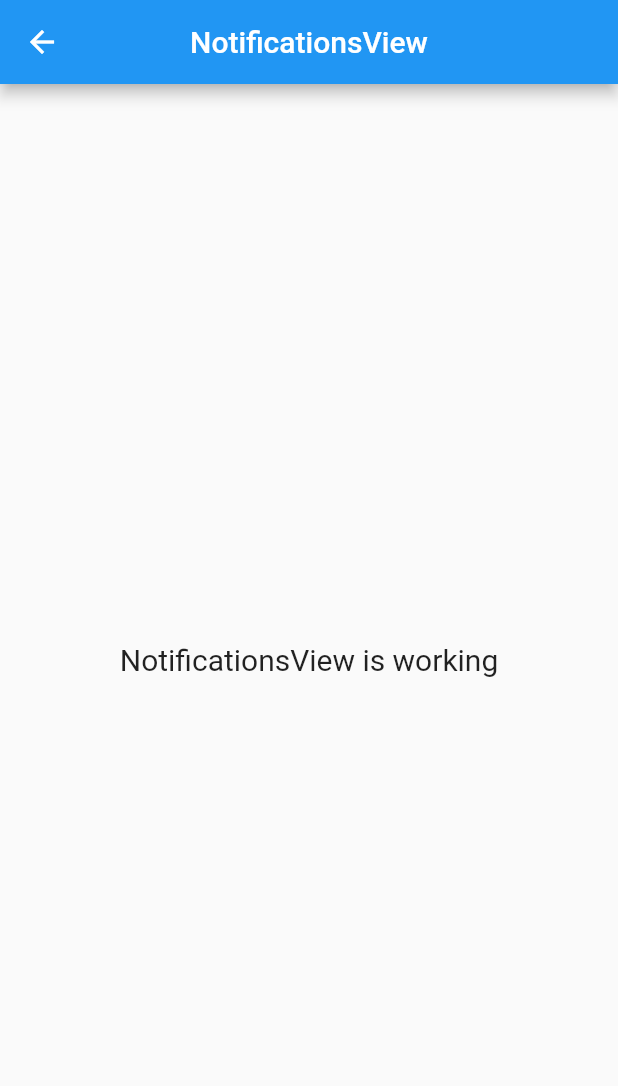
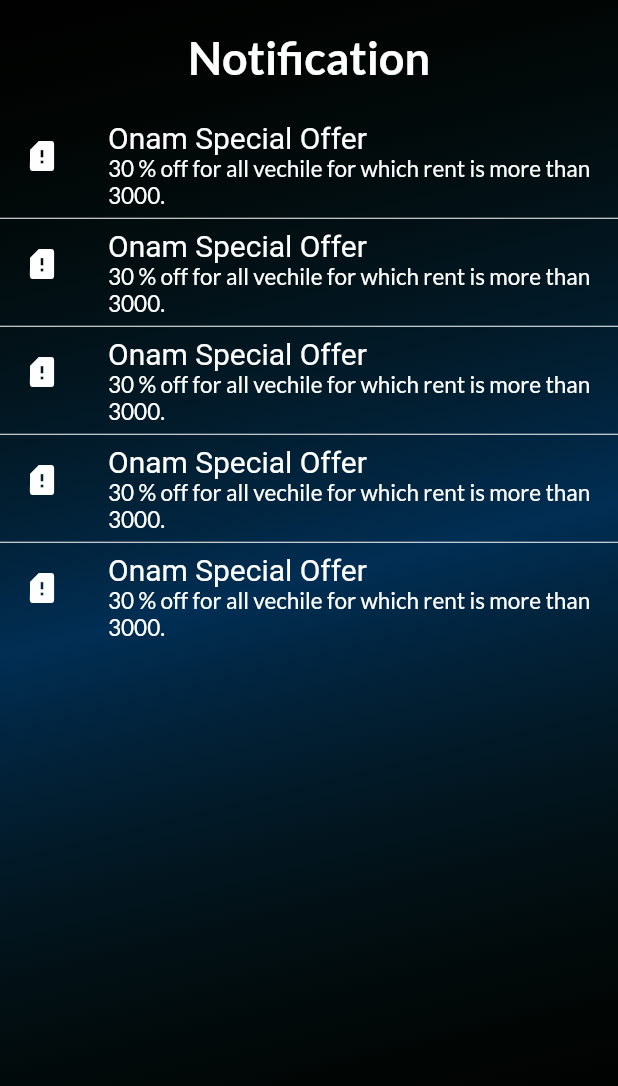
Before and after one commit to sayanths/rent-a-car-app, a Flutter app: the NotificationsView screen opened by its route, on a phone screen of 412 x 824 dp. Shown: the top 1086 px of the screen. Run offline on Flutter 3.47's test engine with Material 2 defaults, Android fonts, the phone set to English and light mode, and no system bars; our stand-ins replace flutter_image_slideshow, get, google_fonts; missing offline and left inert: iconify_flutter; network calls fail; Roboto replaces fonts that are missing (Amaranth).

```diff
--- a/lib/app/constants/widgets/custom_size/custom_size.dart
+++ b/lib/app/constants/widgets/custom_size/custom_size.dart
@@ -62,3 +62,26 @@ class CustomGlassContainer extends StatelessWidget {
     );
   }
 }
+
+
+class HeadingsInNavBarScreen extends StatelessWidget {
+  final String title;
+  const HeadingsInNavBarScreen({
+    Key? key, required this.title,
+  }) : super(key: key);
+
+  @override
+  Widget build(BuildContext context) {
+    return Padding(
+      padding: const EdgeInsets.symmetric(vertical: 20, horizontal: 20),
+      child: Text(
+        title,
+        style: Lato(
+          cl: white,
+          fw: FontWeight.bold,
+          sz: 30,
+        ),
+      ),
+    );
+  }
+}
--- a/lib/app/modules/home/views/widget/bg_color.dart
+++ b/lib/app/modules/home/views/widget/bg_color.dart
@@ -4,6 +4,8 @@ import '../../../../constants/colors/colors.dart';
 
 Widget customContainer(Widget child) {
   return Container(
+    height: double.infinity,
+    width: double.infinity,
     decoration: BoxDecoration(
       gradient: LinearGradient(
         end: Alignment.bottomCenter,
--- a/lib/app/modules/notifications/views/notifications_view.dart
+++ b/lib/app/modules/notifications/views/notifications_view.dart
@@ -1,21 +1,52 @@
+import 'package:carzz/app/constants/colors/colors.dart';
+import 'package:carzz/app/constants/fonts/fonts.dart';
+import 'package:carzz/app/modules/home/views/widget/bg_color.dart';
 import 'package:flutter/material.dart';
-
 import 'package:get/get.dart';
-
+import '../../../constants/widgets/custom_size/custom_size.dart';
 import '../controllers/notifications_controller.dart';
 
 class NotificationsView extends GetView<NotificationsController> {
   @override
   Widget build(BuildContext context) {
-    return Scaffold(
-      appBar: AppBar(
-        title: Text('NotificationsView'),
-        centerTitle: true,
-      ),
-      body: Center(
-        child: Text(
-          'NotificationsView is working',
-          style: TextStyle(fontSize: 20),
+    final size = MediaQuery.of(context).size;
+    return SafeArea(
+      child: Scaffold(
+        backgroundColor: black,
+        body: customContainer(
+          SingleChildScrollView(
+            child: Column(
+              children: [
+                HeadingsInNavBarScreen(title: 'Notification'),
+                LimitedBox(
+                  maxHeight: size.height,
+                  child: ListView.separated(
+                    separatorBuilder: (context, index) {
+                      return Divider(height: 5,color: white,);
+                    },
+                    itemCount: 5,
+                    itemBuilder: (BuildContext context, int index) {
+                      return ListTile(
+                        leading: Icon(
+                          Icons.sim_card_alert,
+                          color: white,
+                        ),
+                        title: Text(
+                          "Onam Special Offer",
+                          style: gfontsubtitlefont(
+                              cl: white, fw: FontWeight.w400, sz: 20),
+                        ),
+                        subtitle: Text(
+                          "30 % off for all vechile for which rent is more than 3000.",
+                          style: Lato(cl: white, fw: FontWeight.normal, sz: 15),
+                        ),
+                      );
+                    },
+                  ),
+                ),
+              ],
+            ),
+          ),
         ),
       ),
     );
```
Also changed, not shown: lib/app/modules/favourite/views/favourite_view.dart (+31 -9 lines), lib/app/modules/full_screen/views/full_screen_view.dart (+54 -39 lines), lib/app/modules/full_screen/views/widget/bottom_nav_items.dart (added, +38 -0 lines), lib/app/modules/view_all/views/view_all_view.dart (+6 -5 lines), lib/app/modules/view_all/views/widgets/grid_view_all.dart (+9 -7 lines).
